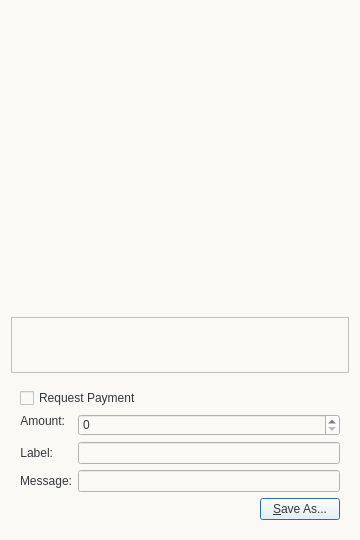
Old version of the form src/qt/forms/qrcodedialog.ui in the repository Lefter1s/CAIx.
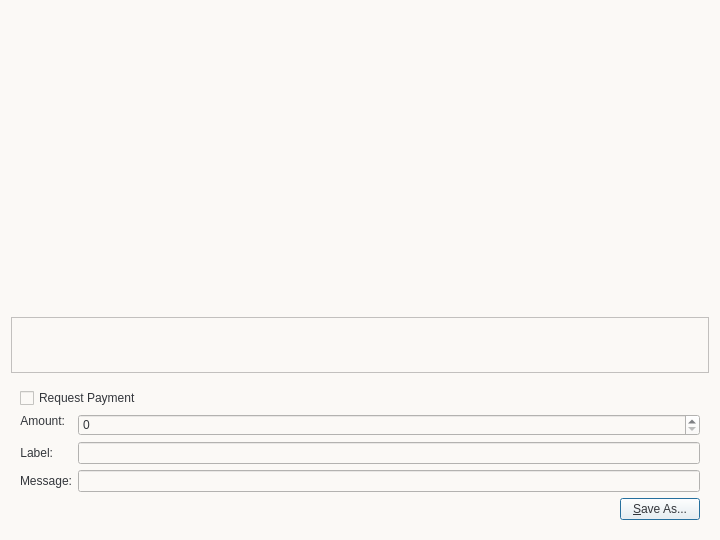
New version of the form. Custom widgets are drawn as their Qt base class.

```diff
--- a/src/qt/forms/qrcodedialog.ui
+++ b/src/qt/forms/qrcodedialog.ui
@@ -6,7 +6,7 @@
    <rect>
     <x>0</x>
     <y>0</y>
-    <width>360</width>
+    <width>720</width>
     <height>540</height>
    </rect>
   </property>
```
